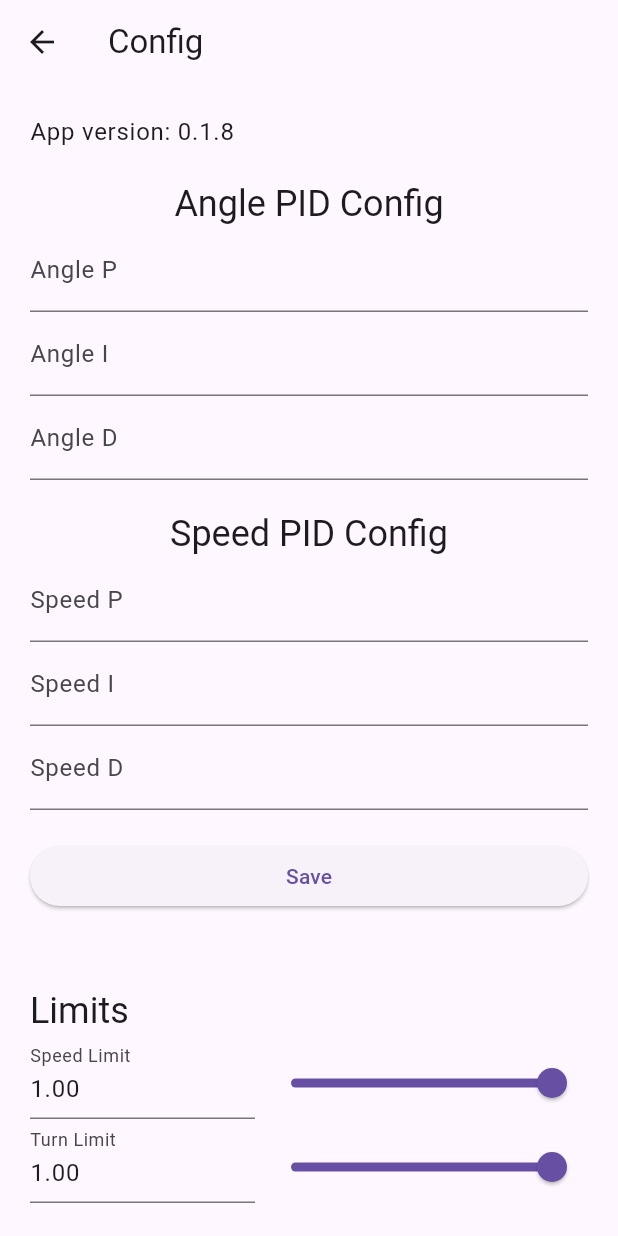
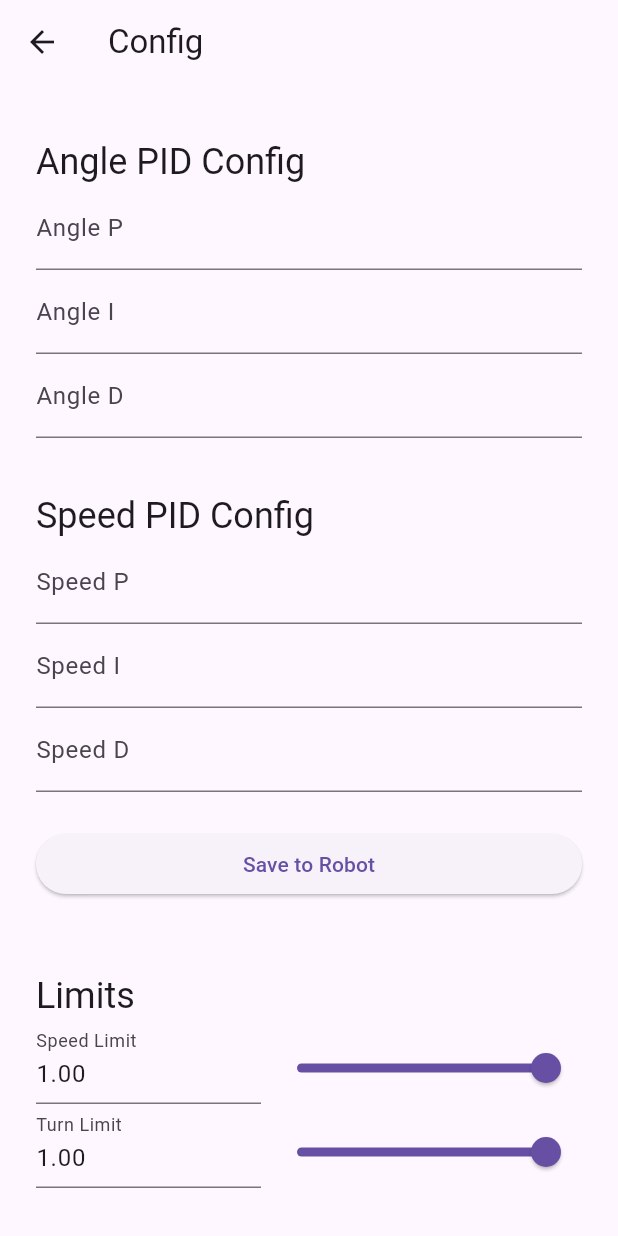
Before and after one commit to SouthEugeneRoboticsTeam/ursa-driver-station, a Flutter app: the screen it shows after launch, after a tap on the "settings" icon, on a phone screen of 412 x 824 dp. Run offline on Flutter 3.47's test engine with Material 2 defaults, Android fonts, the phone set to English and light mode, and no system bars; drawn by our look-alikes of dynamic_color; our stand-ins replace connectivity_plus, js, package_info_plus, sentry_flutter, shared_preferences, webview_flutter; missing offline and left inert: app_settings, flutter_joystick, model_viewer_plus; generated files the repository leaves out were written again; statements that could not run were skipped.

Commit message:
Fix scrolling on config page

```diff
--- a/lib/l10n/app_en.arb
+++ b/lib/l10n/app_en.arb
@@ -15,7 +15,7 @@
   "config": "Config",
   "angleConfig": "Angle PID Config",
   "speedConfig": "Speed PID Config",
-  "save": "Save",
+  "saveToRobot": "Save to Robot",
   "saveSuccess": "Successfully saved config",
 
   "limits": "Limits",
--- a/lib/l10n/app_es.arb
+++ b/lib/l10n/app_es.arb
@@ -15,7 +15,7 @@
   "config": "Configuración",
   "angleConfig": "Configuración de PID de ángulo",
   "speedConfig": "Configuración de PID de velocidad",
-  "save": "Guardar",
+  "saveToRobot": "Guardar en el robot",
   "saveSuccess": "Configuración guardada exitosamente",
 
   "limits": "Límites",
--- a/lib/l10n/app_fr.arb
+++ b/lib/l10n/app_fr.arb
@@ -15,7 +15,7 @@
   "config": "Config",
   "angleConfig": "Configuration PID d'angle",
   "speedConfig": "Configuration PID de vitesse",
-  "save": "Enregistrer",
+  "saveToRobot": "Enregistrer sur le robot",
   "saveSuccess": "Configuration enregistrée avec succès",
 
   "limits": "Limites",
--- a/lib/pages/config_page.dart
+++ b/lib/pages/config_page.dart
@@ -32,6 +32,9 @@ class ConfigPageState extends State<ConfigPage> {
   bool hasData = true;
 
   String packageVersion = '';
+
+  int? robotId;
+  int? modelNumber;
 
   ConfigPageState() {
     _angleParameters = ['Angle P', 'Angle I', 'Angle D']
@@ -70,7 +73,10 @@ class ConfigPageState extends State<ConfigPage> {
   }
 
   Widget _buildPidSection(List<ConfigParameter> parameters, String title) {
-    return Column(
+    return Padding(
+      padding: const EdgeInsets.only(top: 12),
+      child: Column(
+        crossAxisAlignment: CrossAxisAlignment.start,
         children: [
           Text(title, style: Theme.of(context).textTheme.headlineSmall),
           ...parameters
@@ -87,6 +93,7 @@ class ConfigPageState extends State<ConfigPage> {
               )
               .toList(),
         ],
+      ),
     );
   }
 
@@ -135,36 +142,29 @@ class ConfigPageState extends State<ConfigPage> {
       appBar: AppBar(
         title: Text(AppLocalizations.of(context)!.config),
       ),
-      body: SingleChildScrollView(
-        child: Padding(
-          padding: const EdgeInsets.all(20),
-          child: ListView(
+      body: ListView(
         shrinkWrap: true,
+        padding: const EdgeInsets.all(24),
         children: [
-              Text(
-                'App version: $packageVersion',
-                style: Theme.of(context).textTheme.bodyLarge,
-              ),
-              const SizedBox(height: 20),
           _buildPidSection(
             _angleParameters,
             AppLocalizations.of(context)!.angleConfig,
           ),
-              const SizedBox(height: 20),
+          const SizedBox(height: 24),
           _buildPidSection(
             _speedParameters,
             AppLocalizations.of(context)!.speedConfig,
           ),
-              const SizedBox(height: 20),
+          const SizedBox(height: 24),
           ElevatedButton(
             onPressed: hasData
                 ? () {
                     _saveConfig(context);
                   }
                 : null,
-                child: Text(AppLocalizations.of(context)!.save),
+            child: Text(AppLocalizations.of(context)!.saveToRobot),
           ),
-              const SizedBox(height: 50),
+          const SizedBox(height: 48),
           Text(
             AppLocalizations.of(context)!.limits,
             style: Theme.of(context).textTheme.headlineSmall,
@@ -187,9 +187,20 @@ class ConfigPageState extends State<ConfigPage> {
               });
             },
           ),
+          const SizedBox(height: 48),
+          Text(
+            'App Version: $packageVersion',
+            style: Theme.of(context).textTheme.labelLarge,
+          ),
+          Text(
+            'Robot ID: ${robotId ?? 'not connected'}',
+            style: Theme.of(context).textTheme.labelLarge,
+          ),
+          Text(
+            'Robot Model Number: ${modelNumber ?? 'not connected'}',
+            style: Theme.of(context).textTheme.labelLarge,
+          ),
         ],
-          ),
-        ),
       ),
     );
   }
@@ -263,6 +274,9 @@ class ConfigPageState extends State<ConfigPage> {
       _speedParameters[2].controller.text =
           num.parse(robotState.speedD!.toStringAsFixed(6)).toString();
 
+      robotId = robotState.robotId;
+      modelNumber = robotState.modelNumber;
+
       if (useSetState) {
         setState(() {
           hasData = true;
```
Lines whose indentation alone changed are shown as unchanged.
